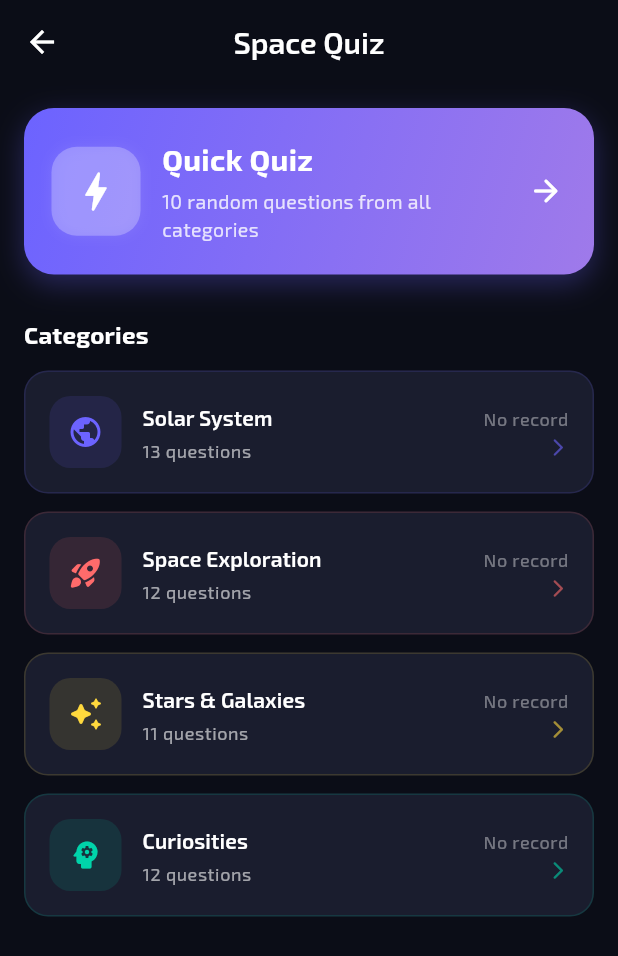
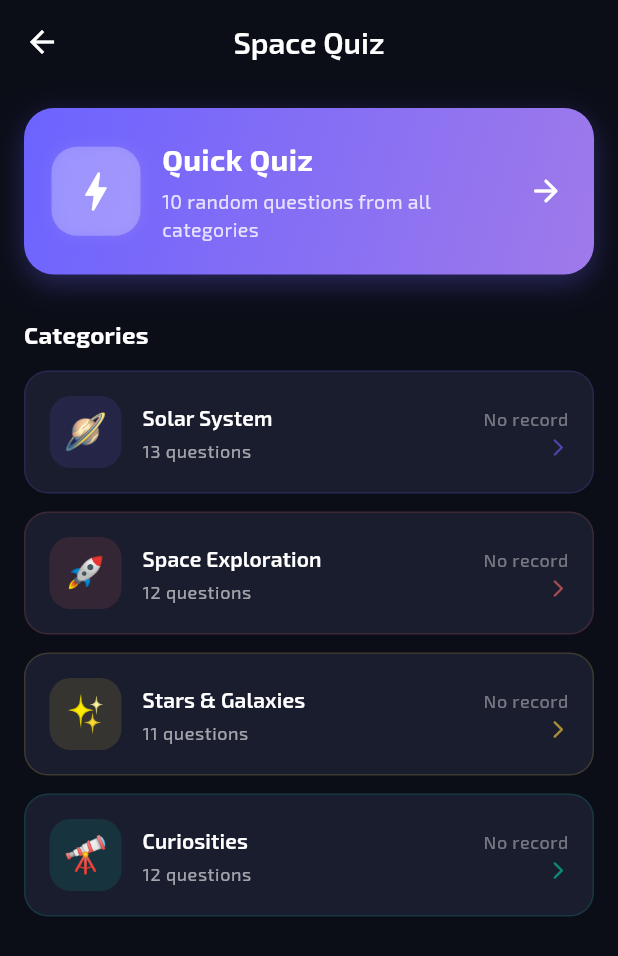
Before and after one commit to AndreWar10/cosmos-app, a Flutter app: the _QuizHubView screen opened directly, on a phone screen of 412 x 824 dp. Shown: the top 956 px of the screen. Run offline on Flutter 3.47's test engine with Material 3 defaults, Android fonts, the phone set to English and light mode, and no system bars; our stand-ins replace cached_network_image, dio, flutter_bloc, get_it, google_fonts, shared_preferences and 1 more; missing offline and left inert: flutter_cube; accounts and stored records are empty.

Commit message:
feat -> replace category icons with emojis in quiz page for enhanced visual appeal and user engagement

```diff
--- a/lib/features/quiz/presentation/pages/quiz_page.dart
+++ b/lib/features/quiz/presentation/pages/quiz_page.dart
@@ -123,11 +123,11 @@ class _HubContent extends StatelessWidget {
   }
 }
 
-const _categoryIcons = <String, IconData>{
-  'public': Icons.public_rounded,
-  'rocket_launch': Icons.rocket_launch_rounded,
-  'auto_awesome': Icons.auto_awesome_rounded,
-  'psychology': Icons.psychology_rounded,
+const _categoryEmojis = <String, String>{
+  'solar_system': '🪐',
+  'exploration': '🚀',
+  'stars_galaxies': '✨',
+  'curiosities': '🔭',
 };
 
 const _categoryColors = <String, Color>{
@@ -356,7 +356,7 @@ class _CategoryCard extends StatelessWidget {
     final isDark = theme.brightness == Brightness.dark;
     final surface = isDark ? AppColors.darkSurface : AppColors.lightSurface;
     final color = _categoryColors[category.id] ?? AppColors.primary;
-    final icon = _categoryIcons[category.icon] ?? Icons.quiz_rounded;
+    final emoji = _categoryEmojis[category.id] ?? '❓';
 
     return GestureDetector(
       onTap: onTap,
@@ -376,7 +376,9 @@ class _CategoryCard extends StatelessWidget {
                 color: color.withValues(alpha: 0.12),
                 borderRadius: BorderRadius.circular(14),
               ),
-              child: Icon(icon, color: color, size: 24),
+              child: Center(
+                child: Text(emoji, style: const TextStyle(fontSize: 24)),
+              ),
             ),
             const SizedBox(width: 14),
             Expanded(
```
